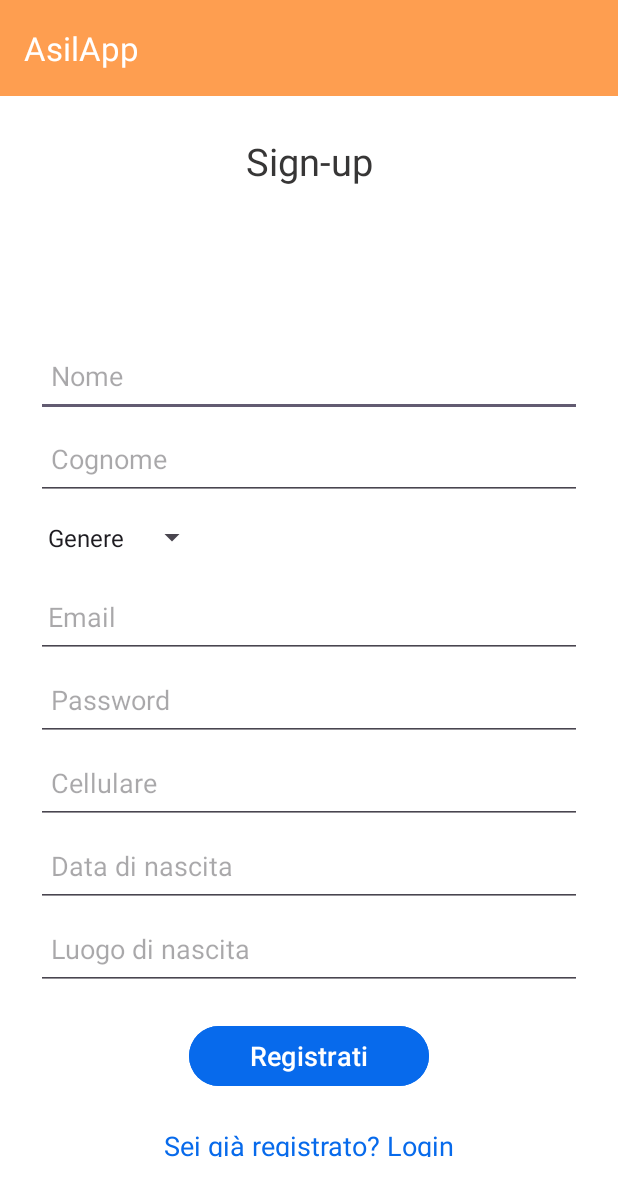
After one commit to martinaminiello/AuthRegistr, an Android app: the RegistrazioneRichiedenteAsilo screen opened directly, with no data from a screen before it, on a phone screen of 412 x 824 dp. The commit adds this screen. Shown: the top 1196 px of the screen. Run offline under Robolectric (Android 15) with nearby library versions, the phone set to English and light mode, and no system bars; our stand-ins replace Firebase (no records; nobody signed in at launch, a user with empty details on screens opened directly).

Commit message:
Registration and login added

```diff
--- a/app/build.gradle.kts
+++ b/app/build.gradle.kts
@@ -1,5 +1,6 @@
 plugins {
     id("com.android.application")
+    id("com.google.gms.google-services")
 }
 
 android {
@@ -36,6 +37,7 @@ dependencies {
     implementation("androidx.appcompat:appcompat:1.6.1")
     implementation("com.google.android.material:material:1.11.0")
     implementation("androidx.constraintlayout:constraintlayout:2.1.4")
+    implementation("com.google.firebase:firebase-auth:22.3.0")
     testImplementation("junit:junit:4.13.2")
     androidTestImplementation("androidx.test.ext:junit:1.1.5")
     androidTestImplementation("androidx.test.espresso:espresso-core:3.5.1")
--- a/app/src/main/AndroidManifest.xml
+++ b/app/src/main/AndroidManifest.xml
@@ -12,6 +12,12 @@
         android:supportsRtl="true"
         android:theme="@style/Theme.AuthRegistr"
         tools:targetApi="31">
+        <activity
+            android:name=".HomeR"
+            android:exported="false" />
+        <activity
+            android:name=".RegistrazioneRichiedenteAsilo"
+            android:exported="false" />
         <activity
             android:name=".AccessoRichiedenteAsilo"
             android:exported="false" />
--- /dev/null
+++ b/app/src/main/java/com/example/authregistr/RegistrazioneRichiedenteAsilo.java
@@ -0,0 +1,75 @@
+package com.example.authregistr;
+
+import androidx.annotation.NonNull;
+import androidx.appcompat.app.AppCompatActivity;
+
+import android.content.Intent;
+import android.os.Bundle;
+import android.view.View;
+import android.widget.Button;
+import android.widget.EditText;
+import android.widget.TextView;
+import android.widget.Toast;
+
+import com.google.android.gms.tasks.OnCompleteListener;
+import com.google.android.gms.tasks.Task;
+import com.google.firebase.auth.AuthResult;
+import com.google.firebase.auth.FirebaseAuth;
+
+public class RegistrazioneRichiedenteAsilo extends AppCompatActivity {
+
+    private static final String TAG = "AccessoRichiedenteAsilo"; // Add this line to define the TAG
+    private FirebaseAuth mAuth;
+    private EditText email;
+    private EditText password;
+    private Button register;
+    private TextView loginRedirect;
+
+    @Override
+    protected void onCreate(Bundle savedInstanceState) {
+        super.onCreate(savedInstanceState);
+        setContentView(R.layout.activity_registrazione_richiedente_asilo);
+
+        email=findViewById(R.id.email);
+        password=findViewById(R.id.password);
+        register=findViewById(R.id.confirm_registration);
+        loginRedirect=findViewById(R.id.alreadyRegistered);
+
+        mAuth = FirebaseAuth.getInstance();
+
+        register.setOnClickListener(new View.OnClickListener() {
+            @Override
+            public void onClick(View v) {
+                String useremail=email.getText().toString().trim();
+                String userpass=password.getText().toString().trim();
+
+                if(useremail.isEmpty()){
+                    email.setError("Email required");
+                }
+                if(userpass.isEmpty()){
+                    password.setError("Password required");
+                } else {
+                    mAuth.createUserWithEmailAndPassword(useremail,userpass).addOnCompleteListener(new OnCompleteListener<AuthResult>() {
+                        @Override
+                        public void onComplete(@NonNull Task<AuthResult> task) {
+                            if(task.isSuccessful()){
+                                Toast.makeText(RegistrazioneRichiedenteAsilo.this,"Registrazione avvenuta con successo",Toast.LENGTH_SHORT).show();
+                                startActivity(new Intent(RegistrazioneRichiedenteAsilo.this,AccessoRichiedenteAsilo.class));
+                            }else {
+                                Toast.makeText(RegistrazioneRichiedenteAsilo.this,"Registrazione fallita"+ task.getException().getMessage(),Toast.LENGTH_SHORT).show();
+                            }
+                        }
+                    });
+
+                }
+            }
+        });
+
+        loginRedirect.setOnClickListener(new View.OnClickListener() {
+            @Override
+            public void onClick(View v) {
+                startActivity(new Intent(RegistrazioneRichiedenteAsilo.this,AccessoRichiedenteAsilo.class));
+            }
+        });
+    }
+}
--- /dev/null
+++ b/app/src/main/res/layout/activity_registrazione_richiedente_asilo.xml
@@ -0,0 +1,176 @@
+<?xml version="1.0" encoding="utf-8"?>
+
+<RelativeLayout xmlns:android="http://schemas.android.com/apk/res/android"
+    xmlns:app="http://schemas.android.com/apk/res-auto"
+    xmlns:tools="http://schemas.android.com/tools"
+    android:layout_width="match_parent"
+    android:layout_height="match_parent"
+    android:background="@color/white"
+    tools:context=".MainActivity">
+
+
+    <com.google.android.material.appbar.MaterialToolbar
+        android:id="@+id/toolbar"
+        android:layout_width="match_parent"
+        android:layout_height="wrap_content"
+        android:background="#fe9e50"
+        app:title="AsilApp"
+        app:titleTextColor="#FFFFFF" />
+
+    <TextView
+        android:id="@+id/signupText"
+        android:layout_width="match_parent"
+        android:layout_height="wrap_content"
+        android:text="Sign-up"
+        android:layout_marginTop="90dp"
+        android:textAlignment="center"
+        android:textColor="#373636"
+        android:textSize="25sp"
+        android:textStyle="normal" />
+
+    <LinearLayout
+        android:layout_width="match_parent"
+        android:layout_height="670dp"
+        android:layout_alignParentStart="true"
+        android:layout_alignParentBottom="true"
+        android:layout_marginBottom="-9dp"
+        android:gravity="center"
+        android:orientation="vertical"
+        android:padding="24dp">
+
+
+        <EditText
+            android:id="@+id/nome"
+            android:layout_width="match_parent"
+            android:layout_height="55dp"
+            android:layout_marginTop="35dp"
+
+            android:drawablePadding="10dp"
+            android:hint="Nome "
+            android:inputType="textPersonName"
+            android:padding="10dp"
+            android:textColor="@color/black" />
+
+
+        <EditText
+            android:id="@+id/cognome"
+            android:layout_width="match_parent"
+            android:layout_height="55dp"
+
+            android:drawablePadding="10dp"
+            android:hint="Cognome "
+            android:inputType="textPersonName"
+            android:padding="10dp"
+            android:textColor="@color/black" />
+
+
+        <Spinner
+            android:id="@+id/spinner_genere"
+            style="@style/Widget.Material3.TextInputLayout.FilledBox.Dense"
+            android:layout_width="wrap_content"
+            android:layout_height="50dp"
+            android:layout_gravity="start|left"
+            android:layout_marginLeft="20sp"
+            android:layout_marginEnd="20sp"
+            android:layout_marginRight="20sp"
+            android:layout_marginBottom="20sp"
+            android:entries="@array/gender_options"
+            android:outlineAmbientShadowColor="#076AEC"
+            android:prompt="@string/genere_prompt"
+            app:boxStrokeColor="#076AEC" />
+
+        <EditText
+            android:id="@+id/email"
+            android:layout_width="match_parent"
+            android:layout_height="55dp"
+            android:layout_marginTop="-20dp"
+            android:drawablePadding="8dp"
+            android:hint="Email"
+            android:inputType="textEmailAddress"
+            android:padding="8dp"
+            android:textColor="@color/black" />
+
+        <EditText
+            android:id="@+id/password"
+            android:layout_width="match_parent"
+            android:layout_height="55dp"
+
+            android:drawablePadding="10dp"
+            android:hint="Password"
+            android:inputType="textPassword"
+            android:padding="10dp"
+            android:textColor="@color/black" />
+
+        <EditText
+            android:id="@+id/cell"
+            android:layout_width="match_parent"
+            android:layout_height="55dp"
+
+            android:drawablePadding="10dp"
+            android:hint="Cellulare"
+            android:inputType="phone|text"
+            android:padding="10dp"
+            android:textColor="@color/black" />
+
+
+        <EditText
+            android:id="@+id/dataNascita"
+            android:layout_width="match_parent"
+            android:layout_height="55dp"
+
+            android:drawablePadding="10dp"
+            android:hint="Data di nascita"
+            android:inputType="datetime"
+            android:padding="10dp"
+            android:textColor="@color/black" />
+
+        <EditText
+            android:id="@+id/luogoNascita"
+            android:layout_width="match_parent"
+            android:layout_height="55dp"
+
+            android:drawablePadding="10dp"
+            android:hint="Luogo di nascita"
+            android:inputType="text"
+            android:padding="10dp"
+            android:textColor="@color/black" />
+
+
+        <Button
+            android:id="@+id/confirm_registration"
+            android:layout_width="160dp"
+            android:layout_height="wrap_content"
+            android:layout_centerHorizontal="true"
+            android:layout_marginTop="20dp"
+            android:backgroundTint="#076AEC"
+            android:text="Registrati"
+            android:textSize="18sp"
+            app:cornerRadius="20dp" />
+
+        <LinearLayout
+            android:layout_width="wrap_content"
+            android:layout_height="wrap_content"
+            android:layout_marginTop="15dp"
+            android:orientation="horizontal">
+
+            <TextView
+                android:id="@+id/alreadyRegistered"
+                android:layout_width="match_parent"
+                android:layout_height="wrap_content"
+                android:layout_below="@+id/password_persa"
+                android:layout_marginBottom="30dp"
+                android:onClick="Recupero_password"
+                android:padding="8dp"
+                android:text="Sei già registrato? Login"
+                android:textAlignment="textStart"
+                android:textColor="#076AEB"
+                android:textSize="18sp"
+                android:textStyle="normal" />
+
+        </LinearLayout>
+
+
+    </LinearLayout>
+
+
+</RelativeLayout>
--- a/build.gradle.kts
+++ b/build.gradle.kts
@@ -1,3 +1,8 @@
+buildscript {
+    dependencies {
+        classpath("com.google.gms:google-services:4.4.0")
+    }
+}
 // Top-level build file where you can add configuration options common to all sub-projects/modules.
 plugins {
     id("com.android.application") version "8.1.3" apply false
```
Also changed, not shown: app/src/main/java/com/example/authregistr/AccessoRichiedenteAsilo.java (+75 -2 lines), app/src/main/java/com/example/authregistr/HomeR.java (added, +14 -0 lines), app/src/main/res/layout/activity_accesso_richiedente_asilo.xml (+116 -3 lines), app/src/main/res/layout/activity_home_r.xml (added, +9 -0 lines), 1 other file.
